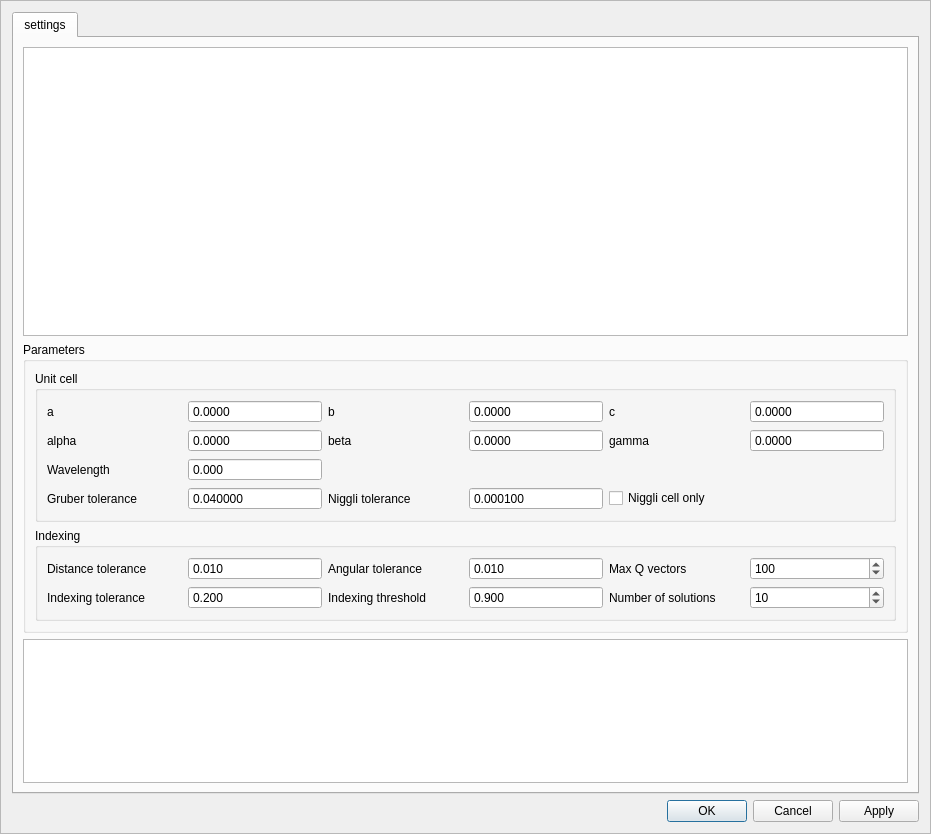
Above: apps/nsxqt/ui/FrameUserDefinedUnitCellIndexer.ui from k61n/openhkl before the change. Below: the same form after it.
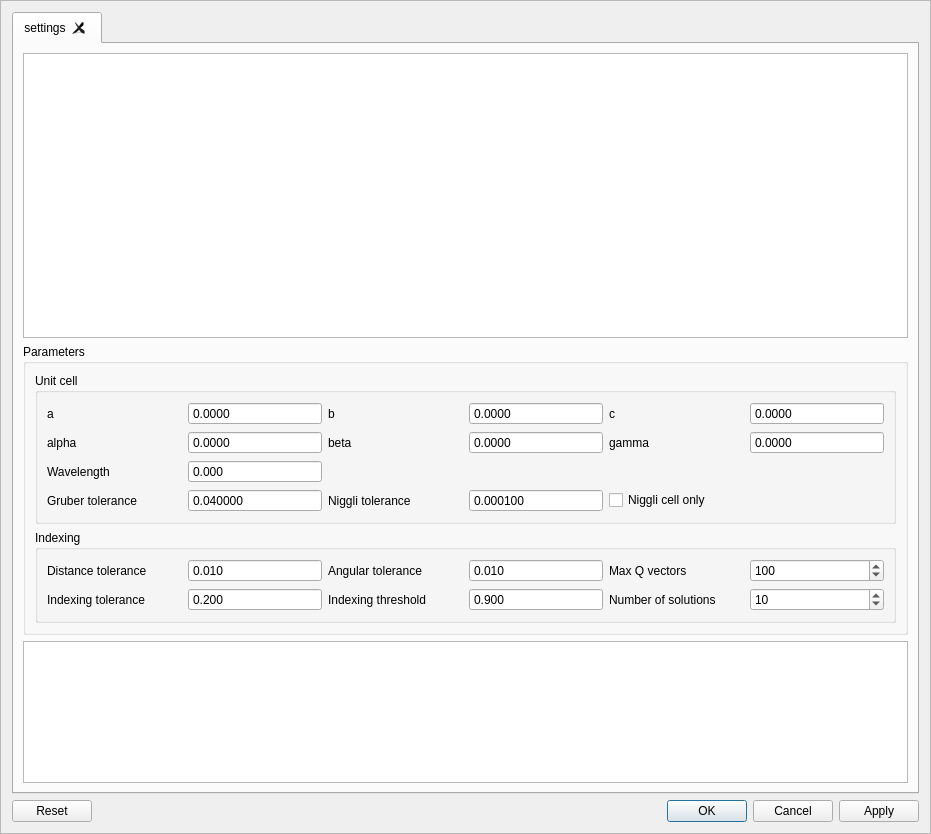
That is the form after the change. Custom widgets are drawn as their Qt base class.

Commit message: Unit cell tabs are now created upon unit selection in FrameUserDefinedUnitCellIndexer frame

```diff
--- a/apps/nsxqt/ui/FrameUserDefinedUnitCellIndexer.ui
+++ b/apps/nsxqt/ui/FrameUserDefinedUnitCellIndexer.ui
@@ -25,7 +25,10 @@
      <property name="currentIndex">
       <number>0</number>
      </property>
-     <widget class="QWidget" name="tab">
+     <property name="tabsClosable">
+      <bool>true</bool>
+     </property>
+     <widget class="QWidget" name="settings">
       <attribute name="title">
        <string>settings</string>
       </attribute>
@@ -486,7 +489,7 @@
    <item>
     <widget class="QDialogButtonBox" name="actions">
      <property name="standardButtons">
-      <set>QDialogButtonBox::Apply|QDialogButtonBox::Cancel|QDialogButtonBox::Ok</set>
+      <set>QDialogButtonBox::Apply|QDialogButtonBox::Cancel|QDialogButtonBox::Ok|QDialogButtonBox::Reset</set>
      </property>
     </widget>
    </item>
```
Left out of the diff: 2 changed lines with no effect on the pictures. The commit also changes 3 other files.
